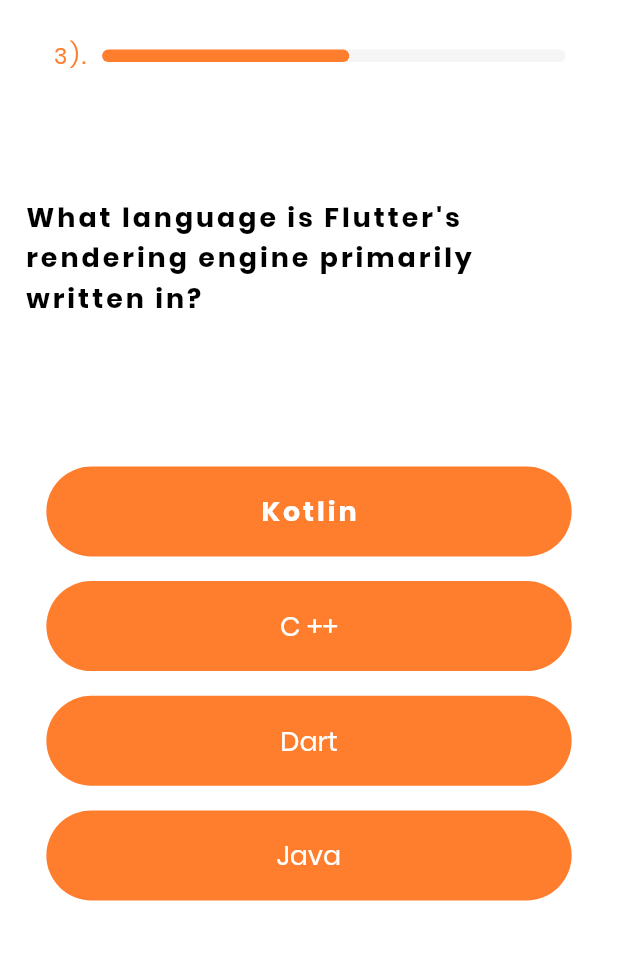
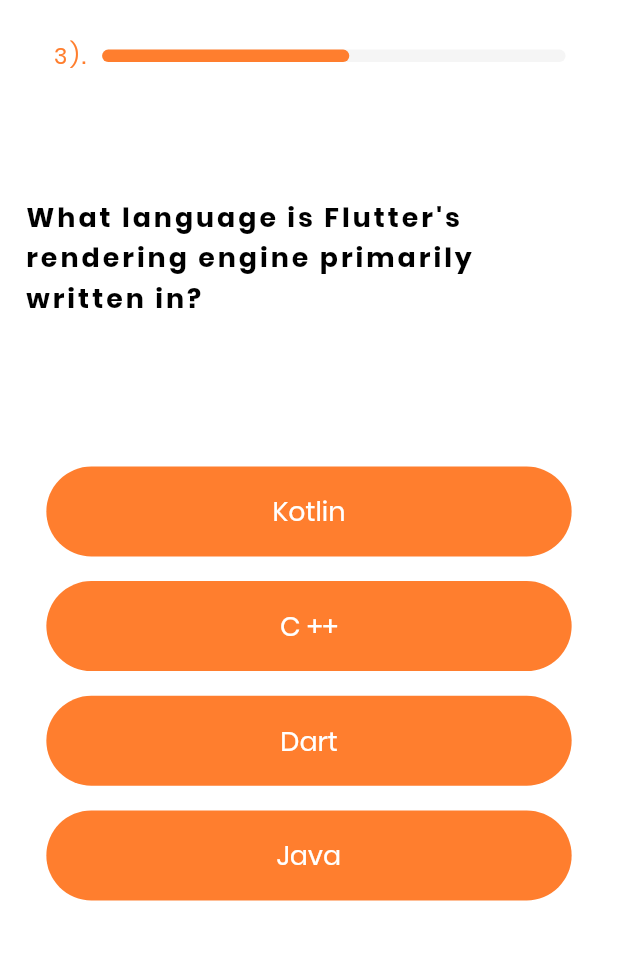
Before and after one commit to Jayfablead/jicksawapp, a Flutter app: the ThirdQue screen opened directly with empty values, on a phone screen of 412 x 824 dp, the part 64-1024 px from its top. Run offline on Flutter 3.47's test engine with Material 2 defaults, Android fonts, the phone set to English and light mode, and no system bars; our stand-ins replace cached_network_image, carousel_slider, connectivity, equatable, flip_card, flutter_colorpicker and 7 more; missing offline and left inert: model_viewer_plus, panara_dialogs, shake; accounts and stored records are empty; project files that could hold a hidden picture were left out.

Commit message:
change 26-05

```diff
--- a/lib/Questions/thirdPage.dart
+++ b/lib/Questions/thirdPage.dart
@@ -136,9 +136,9 @@ class _ThirdQueState extends State<ThirdQue> {
                                   color: ans1
                                       ? primary
                                       : Colors.white,
-                                  fontWeight: FontWeight.bold,
+
                                 fontFamily: 'Poppins',
-                                letterSpacing: 2,),
+                              ),
                             ),
                           ),
                         ),
```
